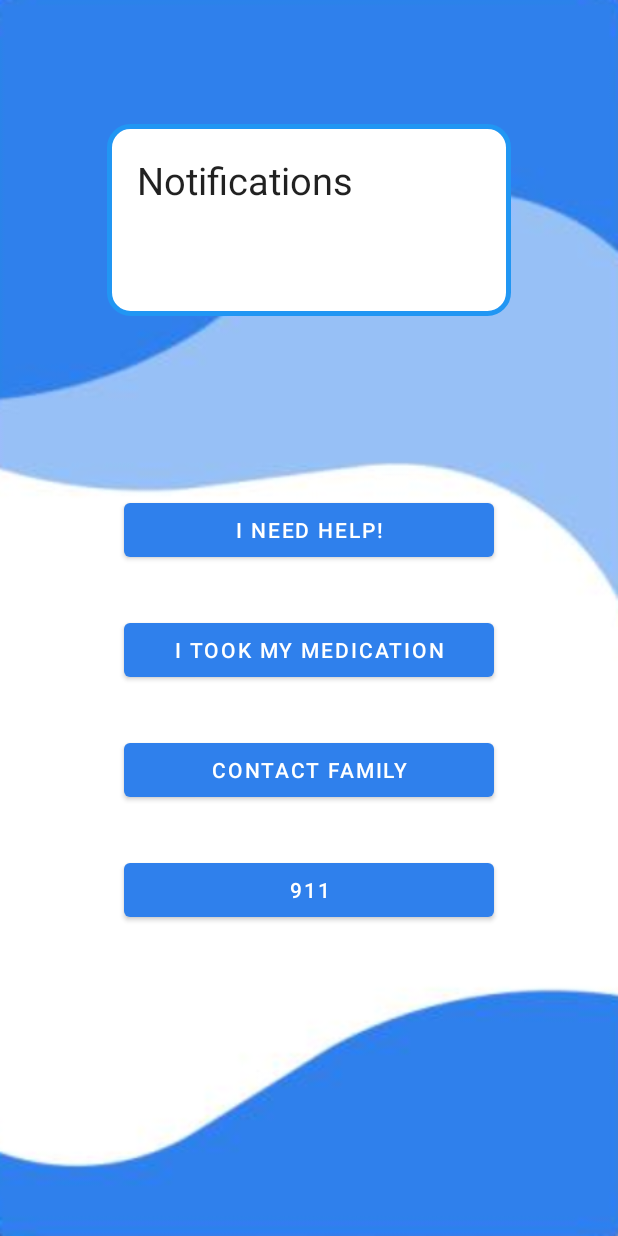
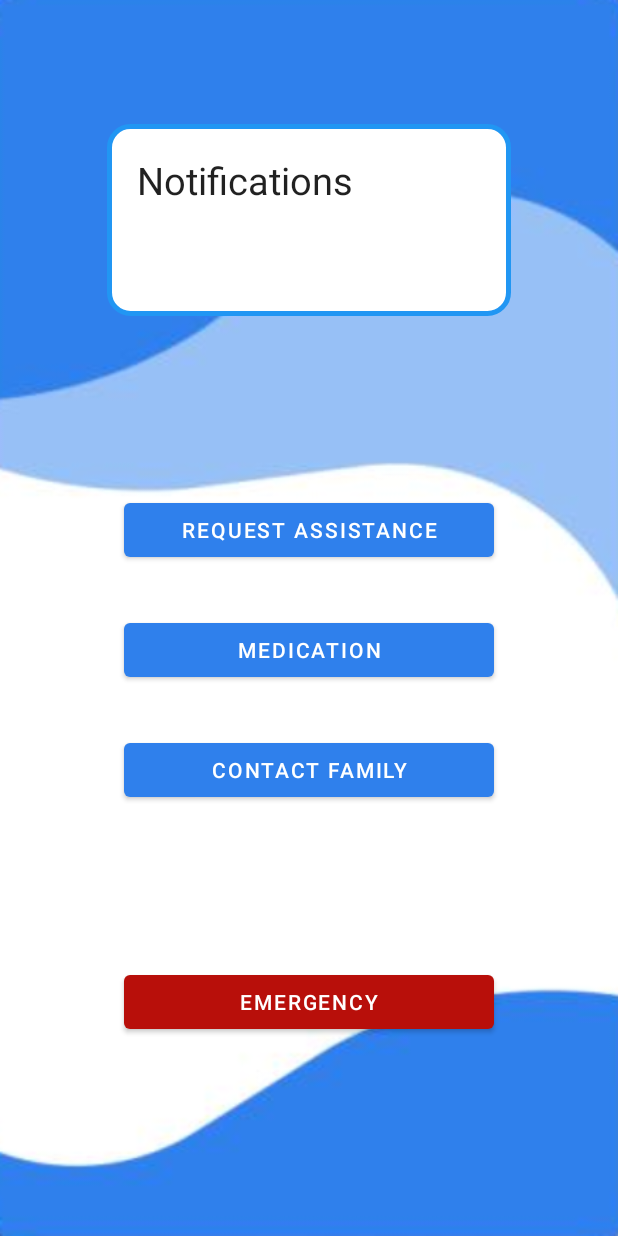
Before and after one commit to qyyao/Stormhacks2021, an Android app: the Home screen opened directly, with no data from a screen before it, on a phone screen of 412 x 824 dp. Run offline under Robolectric (Android 15) with nearby library versions, the phone set to English and light mode, and no system bars.

Commit message:
Modified UI for user home screen

```diff
--- a/app/src/main/res/layout/activity_main.xml
+++ b/app/src/main/res/layout/activity_main.xml
@@ -36,15 +36,13 @@
         android:id="@+id/home_emergency_btn"
         android:layout_width="0dp"
         android:layout_height="48dp"
-        android:layout_marginTop="32dp"
         android:text="@string/home_emergency_txt"
-        app:backgroundTint="#2F80EC"
+        app:backgroundTint="#B80F0A"
+
         app:layout_constraintBottom_toTopOf="@+id/guideline_horiz_75"
         app:layout_constraintEnd_toStartOf="@+id/guideline_vert_80"
         app:layout_constraintHorizontal_bias="0.0"
-        app:layout_constraintStart_toStartOf="@+id/guideline_vert_20"
-        app:layout_constraintTop_toBottomOf="@+id/home_contact_family_btn"
-        app:layout_constraintVertical_bias="0.0" />
+        app:layout_constraintStart_toStartOf="@+id/guideline_vert_20" />
 
     <Button
         android:id="@+id/home_help_btn"
@@ -111,8 +109,10 @@
         android:id="@+id/guideline_horiz_75"
         android:layout_width="wrap_content"
         android:layout_height="wrap_content"
+        android:layout_marginTop="673dp"
         android:orientation="horizontal"
-        app:layout_constraintGuide_percent="0.78" />
+        app:layout_constraintGuide_percent="0.84"
+        app:layout_constraintTop_toTopOf="parent" />
 
     <androidx.constraintlayout.widget.Guideline
         android:id="@+id/guideline_horiz_20"
--- a/app/src/main/res/values/strings.xml
+++ b/app/src/main/res/values/strings.xml
@@ -1,10 +1,10 @@
 <resources>
     <string name="app_name">Stormhacks 2021</string>
-    <string name="home_emergency_txt">911</string>
+    <string name="home_emergency_txt">EMERGENCY</string>
     <string name="home_interface_txt">Interface</string>
     <string name="home_contact_family_txt">Contact Family</string>
-    <string name="home_medication_txt">I took my medication</string>
-    <string name="home_help_txt">I need help!</string>
+    <string name="home_medication_txt">Medication</string>
+    <string name="home_help_txt">Request Assistance</string>
     <string name="SENIOR_PROFILE_POSITION">selected_senior_position</string>
     <string name="contact_list">Contact List</string>
 </resources>
```
